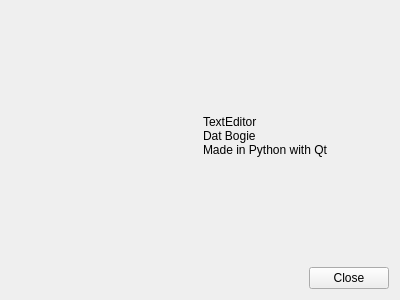
The window that aboutdialog.ui (DatBogie/CextEdit) describes before a commit, drawn with Qt 5.
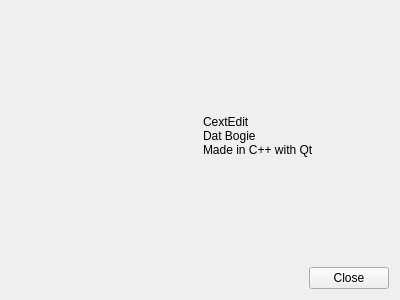
The same window after the commit. Icons and pictures are not drawn.

Patch:
```diff
--- a/aboutdialog.ui
+++ b/aboutdialog.ui
@@ -46,7 +46,7 @@
       <item>
        <widget class="QLabel" name="label">
         <property name="text">
-         <string>&lt;html&gt;&lt;head/&gt;&lt;body&gt;&lt;p&gt;TextEditor&lt;br&gt;Dat Bogie&lt;br&gt;Made in Python with Qt&lt;/p&gt;&lt;/body&gt;&lt;/html&gt;</string>
+         <string>&lt;html&gt;&lt;head/&gt;&lt;body&gt;&lt;p&gt;CextEdit&lt;br/&gt;Dat Bogie&lt;br/&gt;Made in C++ with Qt&lt;/p&gt;&lt;/body&gt;&lt;/html&gt;</string>
         </property>
         <property name="textFormat">
          <enum>Qt::TextFormat::AutoText</enum>
```
